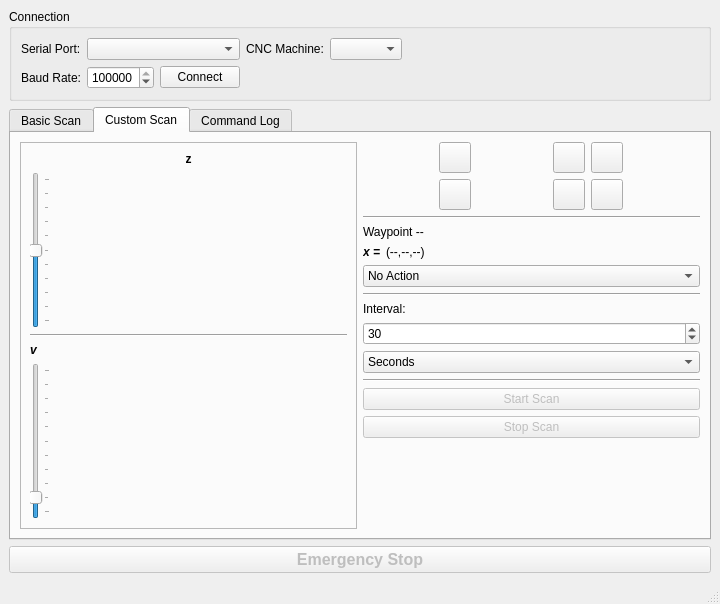
This is touch-o-matic-tabbed.ui in westphallm1/TouchOMaticController as Qt 5 draws it before an edit. The edited form follows.
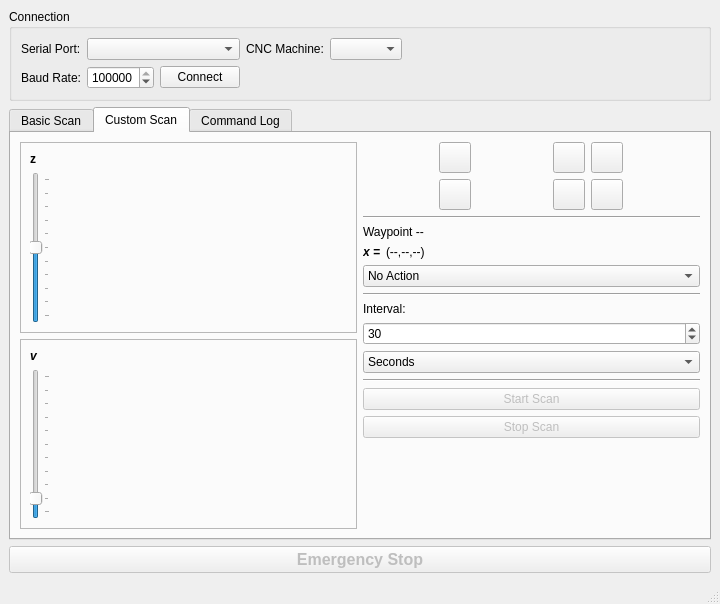
This is the edited form. Icons and pictures are not drawn.

Commit message: added seperate borders to V and Z sliders

```diff
--- a/touch-o-matic-tabbed.ui
+++ b/touch-o-matic-tabbed.ui
@@ -545,6 +545,8 @@
          <layout class="QHBoxLayout" name="horizontalLayout_11"/>
         </item>
         <item>
+         <layout class="QVBoxLayout" name="verticalLayout_7">
+          <item>
          <widget class="QFrame" name="frame">
           <property name="frameShape">
            <enum>QFrame::StyledPanel</enum>
@@ -554,8 +556,6 @@
           </property>
           <layout class="QVBoxLayout" name="verticalLayout_8">
            <item>
-            <layout class="QVBoxLayout" name="verticalLayout_7">
-             <item>
               <widget class="QLabel" name="label_11">
                <property name="font">
                 <font>
@@ -567,7 +567,7 @@
                 <string>z</string>
                </property>
                <property name="alignment">
-                <set>Qt::AlignCenter</set>
+                <set>Qt::AlignLeading|Qt::AlignLeft|Qt::AlignVCenter</set>
                </property>
               </widget>
              </item>
@@ -593,13 +593,18 @@
                </property>
               </widget>
              </item>
-             <item>
-              <widget class="Line" name="line_4">
-               <property name="orientation">
-                <enum>Qt::Horizontal</enum>
-               </property>
-              </widget>
-             </item>
+            </layout>
+           </widget>
+          </item>
+          <item>
+           <widget class="QFrame" name="frame_2">
+            <property name="frameShape">
+             <enum>QFrame::StyledPanel</enum>
+            </property>
+            <property name="frameShadow">
+             <enum>QFrame::Raised</enum>
+            </property>
+            <layout class="QVBoxLayout" name="verticalLayout_9">
              <item>
               <widget class="QLabel" name="label_13">
                <property name="font">
@@ -631,9 +636,9 @@
               </widget>
              </item>
             </layout>
-           </item>
-          </layout>
-         </widget>
+           </widget>
+          </item>
+         </layout>
         </item>
         <item>
          <layout class="QVBoxLayout" name="verticalLayout_5">
```
Lines whose indentation alone changed are shown as unchanged.
